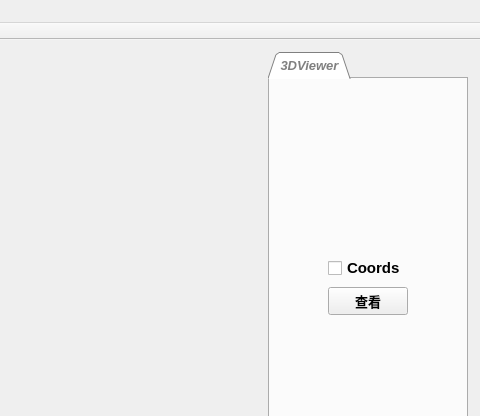
The window that include/Widget/StreamerMainWindow.ui (wangrichaoren/streamer) describes before a commit, drawn with Qt 5; both pictures show x 631 to 1111 and y 0 to 416 of the 1111 by 886 pixel window.
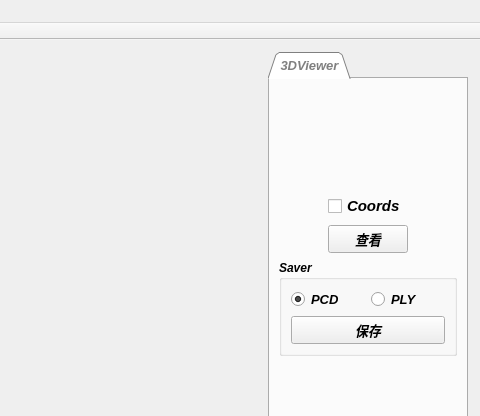
The same window after the commit. Custom widgets are drawn as their Qt base class.

Commit message: feat: 主界面增加存储点云控件

Patch:
```diff
--- a/include/Widget/StreamerMainWindow.ui
+++ b/include/Widget/StreamerMainWindow.ui
@@ -62,6 +62,7 @@
          <property name="font">
           <font>
            <pointsize>10</pointsize>
+           <weight>75</weight>
            <italic>true</italic>
            <bold>true</bold>
            <strikeout>false</strikeout>
@@ -120,6 +121,8 @@
              <property name="font">
               <font>
                <pointsize>11</pointsize>
+               <weight>75</weight>
+               <italic>true</italic>
                <bold>true</bold>
               </font>
              </property>
@@ -140,19 +143,6 @@
              </property>
             </widget>
            </item>
-           <item row="3" column="1">
-            <spacer name="verticalSpacer">
-             <property name="orientation">
-              <enum>Qt::Vertical</enum>
-             </property>
-             <property name="sizeHint" stdset="0">
-              <size>
-               <width>20</width>
-               <height>528</height>
-              </size>
-             </property>
-            </spacer>
-           </item>
            <item row="0" column="0" colspan="3">
             <widget class="QVTKWidget" name="qvtkWidget" native="true">
              <property name="sizePolicy">
@@ -176,6 +166,7 @@
              <property name="font">
               <font>
                <pointsize>10</pointsize>
+               <weight>75</weight>
                <italic>true</italic>
                <bold>true</bold>
                <stylestrategy>PreferAntialias</stylestrategy>
@@ -202,11 +193,26 @@
              </property>
             </spacer>
            </item>
+           <item row="4" column="1">
+            <spacer name="verticalSpacer">
+             <property name="orientation">
+              <enum>Qt::Vertical</enum>
+             </property>
+             <property name="sizeHint" stdset="0">
+              <size>
+               <width>20</width>
+               <height>528</height>
+              </size>
+             </property>
+            </spacer>
+           </item>
            <item row="2" column="1">
             <widget class="QPushButton" name="full_pc_pushButton">
              <property name="font">
               <font>
                <pointsize>10</pointsize>
+               <weight>75</weight>
+               <italic>true</italic>
                <bold>true</bold>
               </font>
              </property>
@@ -243,6 +249,71 @@
              </property>
             </spacer>
            </item>
+           <item row="3" column="0" colspan="3">
+            <widget class="QGroupBox" name="groupBox">
+             <property name="font">
+              <font>
+               <weight>75</weight>
+               <italic>true</italic>
+               <bold>true</bold>
+              </font>
+             </property>
+             <property name="title">
+              <string>Saver</string>
+             </property>
+             <layout class="QGridLayout" name="gridLayout_5">
+              <item row="0" column="0">
+               <widget class="QRadioButton" name="check_pcd_radioButton">
+                <property name="font">
+                 <font>
+                  <pointsize>10</pointsize>
+                  <italic>true</italic>
+                 </font>
+                </property>
+                <property name="text">
+                 <string>PCD</string>
+                </property>
+                <property name="checked">
+                 <bool>true</bool>
+                </property>
+               </widget>
+              </item>
+              <item row="0" column="1">
+               <widget class="QRadioButton" name="check_ply_radioButton">
+                <property name="font">
+                 <font>
+                  <pointsize>10</pointsize>
+                  <italic>true</italic>
+                 </font>
+                </property>
+                <property name="text">
+                 <string>PLY</string>
+                </property>
+               </widget>
+              </item>
+              <item row="1" column="0" colspan="2">
+               <widget class="QPushButton" name="save_pc_pushButton">
+                <property name="font">
+                 <font>
+                  <pointsize>10</pointsize>
+                  <weight>75</weight>
+                  <bold>true</bold>
+                 </font>
+                </property>
+                <property name="focusPolicy">
+                 <enum>Qt::NoFocus</enum>
+                </property>
+                <property name="inputMethodHints">
+                 <set>Qt::ImhNone</set>
+                </property>
+                <property name="text">
+                 <string>保存</string>
+                </property>
+               </widget>
+              </item>
+             </layout>
+            </widget>
+           </item>
           </layout>
          </widget>
         </widget>
```
Left out of the diff: 12 changed lines with no effect on the pictures. The commit also changes 2 other files.
